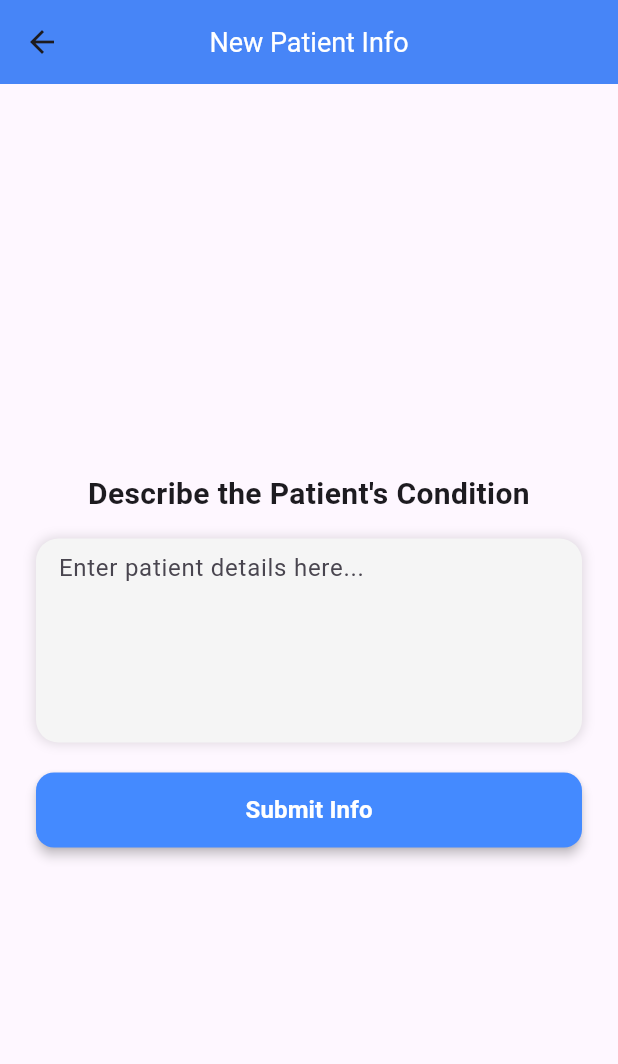
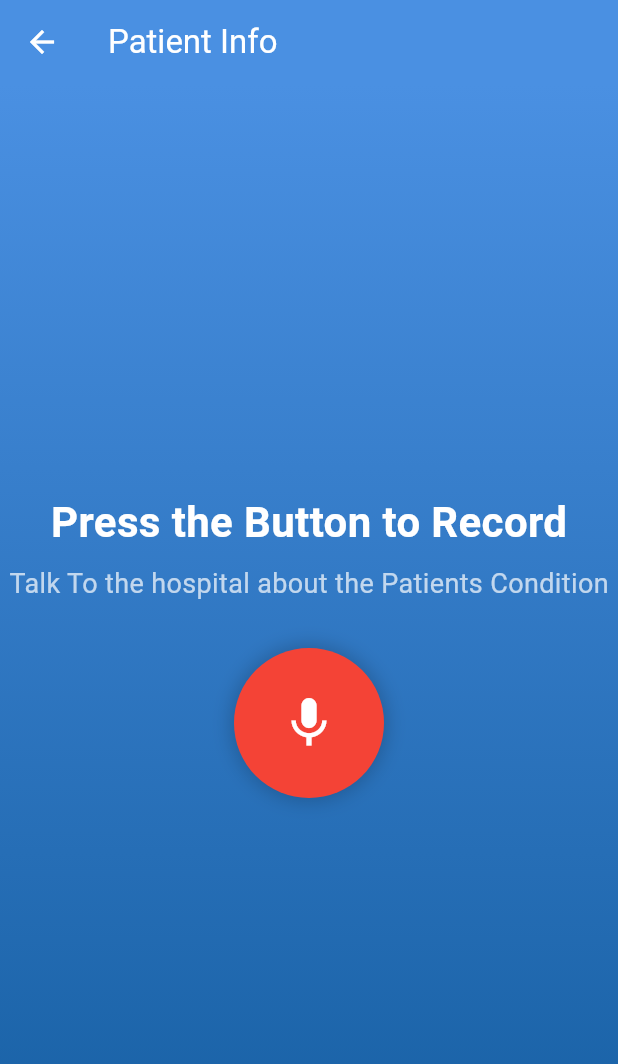
Before and after one commit to Raseelp/AIEmergency-App, a Flutter app: the SendPatientInfo screen opened directly, on a phone screen of 412 x 824 dp. Shown: the top 1064 px of the screen. Run offline on Flutter 3.47's test engine with Material 3 defaults, Android fonts, the phone set to English and light mode, and no system bars; our stand-ins replace flutter_local_notifications, flutter_map, fluttertoast, font_awesome_flutter, geolocator, latlong2 and 2 more; missing offline and left inert: flutter_sound; accounts and stored records are empty.

Commit message:
made the patient info audio

```diff
--- a/lib/Pages/Ambulance/send_patient_info.dart
+++ b/lib/Pages/Ambulance/send_patient_info.dart
@@ -1,9 +1,13 @@
 import 'dart:convert';
+import 'dart:io';
 import 'package:emergency_vehicle/Pages/Ambulance/ambulance_home.dart';
 import 'package:emergency_vehicle/Pages/User/home.dart';
 import 'package:flutter/material.dart';
+import 'package:flutter_sound/public/flutter_sound_recorder.dart';
 import 'package:http/http.dart' as http;
+import 'package:permission_handler/permission_handler.dart';
 import 'package:shared_preferences/shared_preferences.dart';
+import 'package:path_provider/path_provider.dart';
 
 class SendPatientInfo extends StatefulWidget {
   @override
@@ -12,152 +16,249 @@ class SendPatientInfo extends StatefulWidget {
 
 class _SendPatientInfoState extends State<SendPatientInfo> {
   final TextEditingController _patientInfoController = TextEditingController();
-  bool _isLoading = false;
+
+  FlutterSoundRecorder _recorder = FlutterSoundRecorder();
+  bool _isRecording = false;
+  bool _isUplading = false;
+
+  String? _filePath;
+
+  @override
+  void initState() {
+    _initializeRecorder();
+    super.initState();
+  }
+
   @override
   void dispose() {
     _patientInfoController.dispose();
+    _recorder.closeRecorder();
     super.dispose();
+  }
+
+  Future<void> _initializeRecorder() async {
+    await _recorder.openRecorder();
+    await Permission.microphone.request();
+  }
+
+  Future<void> _startRecording() async {
+    ScaffoldMessenger.of(context).showSnackBar(
+      const SnackBar(
+        backgroundColor: Colors.redAccent,
+        content: Text('Started Recording, Describe the patients condition...'),
+      ),
+    );
+    Directory tempDir = await getTemporaryDirectory();
+    String filePath = '${tempDir.path}/audio_message.aac';
+
+    await _recorder.startRecorder(toFile: filePath);
+    setState(() {
+      _isRecording = true;
+      _filePath = filePath;
+    });
+  }
+
+  Future<void> _stopRecording() async {
+    String? path = await _recorder.stopRecorder();
+    setState(() {
+      _isRecording = false;
+      _filePath = path;
+    });
   }
 
   @override
   Widget build(BuildContext context) {
     return Scaffold(
       appBar: AppBar(
-        title: const Text(
-          "New Patient Info",
-          style: TextStyle(color: Colors.white, fontSize: 18),
+        foregroundColor: Colors.white,
+        title:
+            const Text("Patient Info", style: TextStyle(color: Colors.white)),
+        backgroundColor: const Color(0xFF4A90E2),
       ),
-        centerTitle: true,
-        backgroundColor: Colors.blueAccent,
-        elevation: 4,
+      body: Container(
+        decoration: const BoxDecoration(
+          gradient: LinearGradient(
+            begin: Alignment.topCenter,
+            end: Alignment.bottomCenter,
+            colors: [Color(0xFF4A90E2), Color(0xFF145DA0)],
           ),
-      body: Padding(
-        padding: const EdgeInsets.all(24.0),
+        ),
+        child: Center(
           child: Column(
-          crossAxisAlignment: CrossAxisAlignment.center,
             mainAxisAlignment: MainAxisAlignment.center,
             children: [
-            const Text(
-              "Describe the Patient's Condition",
-              style: TextStyle(fontSize: 20, fontWeight: FontWeight.bold),
-              textAlign: TextAlign.center,
+              _isRecording
+                  ? const Text(
+                      "Recording...",
+                      style: TextStyle(
+                        fontSize: 28,
+                        fontWeight: FontWeight.bold,
+                        color: Colors.white,
                       ),
-            const SizedBox(height: 15),
-            Container(
-              decoration: BoxDecoration(
-                color: Colors.grey[100],
-                borderRadius: BorderRadius.circular(15),
-                boxShadow: [
-                  BoxShadow(
-                    color: Colors.black12,
-                    blurRadius: 6,
-                    spreadRadius: 1,
-                  ),
-                ],
-              ),
-              padding: const EdgeInsets.symmetric(horizontal: 15),
-              child: TextField(
-                controller: _patientInfoController,
-                maxLines: 5,
-                style: const TextStyle(fontSize: 16),
-                decoration: const InputDecoration(
-                  border: InputBorder.none,
-                  hintText: "Enter patient details here...",
-                ),
-              ),
-            ),
-            const SizedBox(height: 20),
-            SizedBox(
-              width: double.infinity,
-              height: 50,
-              child: ElevatedButton(
-                onPressed: _isLoading
-                    ? null
-                    : () async {
-                        final sh = await SharedPreferences.getInstance();
-                        String patient_info =
-                            _patientInfoController.text.trim();
-                        String url = sh.getString("url").toString();
-                        String lid = sh.getString("lid").toString();
-
-                        var data = await http.post(
-                          Uri.parse(url + "send_patient_info"),
-                          body: {'patient_info': patient_info, 'lid': lid},
-                        );
-                        var jasondata = json.decode(data.body);
-                        String status = jasondata['task'].toString();
-
-                        if (status == "ok") {
-                          Navigator.push(
-                              context,
-                              MaterialPageRoute(
-                                  builder: (context) => AmbulanceHome()));
-                        } else {
-                          print("error");
-                        }
-                      },
-                style: ElevatedButton.styleFrom(
-                  backgroundColor: Colors.blueAccent,
-                  shape: RoundedRectangleBorder(
-                    borderRadius: BorderRadius.circular(12),
-                  ),
-                  elevation: 3,
-                ),
-                child: _isLoading
-                    ? const CircularProgressIndicator(color: Colors.white)
+                    )
                   : const Text(
-                        "Submit Info",
+                      "Press the Button to Record",
                       style: TextStyle(
-                          fontSize: 16,
+                        fontSize: 28,
                         fontWeight: FontWeight.bold,
                         color: Colors.white,
                       ),
                     ),
+              const SizedBox(height: 8),
+              _isRecording
+                  ? const Text(
+                      "Explain the condition of the Patient",
+                      style: TextStyle(fontSize: 18, color: Colors.white70),
+                    )
+                  : const Text(
+                      "Talk To the hospital about the Patients Condition",
+                      style: TextStyle(fontSize: 18, color: Colors.white70),
                     ),
+              const SizedBox(height: 30),
+              GestureDetector(
+                  onTap: () {
+                    if (_isRecording) {
+                      _stopRecording(); // Stop recording and submit
+                      setState(() {
+                        _isUplading == true;
+                      });
+                      _uploadVoiceMessage(_isUplading);
+                    } else {
+                      _startRecording(); // Start recording
+                    }
+                  },
+                  child: _isRecording
+                      ? Container(
+                          width: 150, // Size of the circular button
+                          height: 150,
+                          decoration: BoxDecoration(
+                            color: Colors
+                                .green, // Change color based on recording state
+                            shape: BoxShape.circle, // Circular shape
+                            boxShadow: [
+                              BoxShadow(
+                                color: Colors.black.withOpacity(0.2),
+                                blurRadius: 10,
+                                spreadRadius: 2,
                               ),
                             ],
+                          ),
+                          child: Icon(
+                            _isRecording
+                                ? Icons.stop
+                                : Icons
+                                    .mic, // Change icon based on recording state
+                            color: Colors.white,
+                            size: 40,
+                          ),
+                        )
+                      : Container(
+                          width: 100, // Size of the circular button
+                          height: 100,
+                          decoration: BoxDecoration(
+                            color: Colors
+                                .red, // Change color based on recording state
+                            shape: BoxShape.circle, // Circular shape
+                            boxShadow: [
+                              BoxShadow(
+                                color: Colors.black.withOpacity(0.2),
+                                blurRadius: 10,
+                                spreadRadius: 2,
+                              ),
+                            ],
+                          ),
+                          child: Icon(
+                            _isRecording
+                                ? Icons.stop
+                                : Icons
+                                    .mic, // Change icon based on recording state
+                            color: Colors.white,
+                            size: 40,
+                          ),
+                        )),
+              const SizedBox(height: 20),
+              if (_isUplading)
+                const CircularProgressIndicator(), // Show a loading indicator while uploading
+            ],
+          ),
         ),
       ),
     );
   }
 
-  Future<void> _submitPatientInfo() async {
-    setState(() {
-      _isLoading = true;
-    });
+  Future<void> _uploadVoiceMessage(bool isUploading) async {
+    if (_filePath == null) {
+      ScaffoldMessenger.of(context).showSnackBar(
+        const SnackBar(content: Text('No voice message recorded!')),
+      );
+      return;
+    }
+    final sh = await SharedPreferences.getInstance();
 
-    final sh = await SharedPreferences.getInstance();
-    String patientInfo = _patientInfoController.text.trim();
     String url = sh.getString("url").toString();
     String lid = sh.getString("lid").toString();
 
-    try {
-      var response = await http.post(
-        Uri.parse("$url/send_patient_info"),
-        body: {'patient_info': patientInfo, 'lid': lid},
+    var uri = Uri.parse(url! + 'upload_voice_message/');
+
+    var request = http.MultipartRequest('POST', uri)
+      ..fields['lid'] = lid
+      ..files
+          .add(await http.MultipartFile.fromPath('voice_message', _filePath!));
+
+    var response = await request.send();
+
+    if (response.statusCode == 201) {
+      setState(() {
+        isUploading == false;
+      });
+      ScaffoldMessenger.of(context).showSnackBar(
+        const SnackBar(
+            backgroundColor: Colors.green,
+            content: Text('Voice message uploaded successfully!')),
       );
-
-      var jsonData = json.decode(response.body);
-      String status = jsonData['task'].toString();
-
-      if (status == "ok") {
-        ScaffoldMessenger.of(context).showSnackBar(
-          SnackBar(content: Text("Patient info submitted successfully!")),
-        );
-        Navigator.pushReplacementNamed(context, "/ambulanceHome");
     } else {
-        ScaffoldMessenger.of(context).showSnackBar(
-          SnackBar(content: Text("Error submitting patient info!")),
-        );
-      }
-    } catch (e) {
-      ScaffoldMessenger.of(context).showSnackBar(
-        SnackBar(content: Text("Network error, please try again.")),
-      );
-    } finally {
-      setState(() {
-        _isLoading = false;
-      });
+      print('Error uploading voice message');
     }
   }
+
+//   Future<void> _submitPatientInfo() async {
+//     setState(() {
+//       _isLoading = true;
+//     });
+
+  // final sh = await SharedPreferences.getInstance();
+  // String patientInfo = _patientInfoController.text.trim();
+  // String url = sh.getString("url").toString();
+  // String lid = sh.getString("lid").toString();
+
+//     try {
+//       var response = await http.post(
+//         Uri.parse("$url/send_patient_info"),
+//         body: {'patient_info': patientInfo, 'lid': lid},
+//       );
+
+//       var jsonData = json.decode(response.body);
+//       String status = jsonData['task'].toString();
+
+//       if (status == "ok") {
+//         ScaffoldMessenger.of(context).showSnackBar(
+//           SnackBar(content: Text("Patient info submitted successfully!")),
+//         );
+//         Navigator.pushReplacementNamed(context, "/ambulanceHome");
+//       } else {
+//         ScaffoldMessenger.of(context).showSnackBar(
+//           SnackBar(content: Text("Error submitting patient info!")),
+//         );
+//       }
+//     } catch (e) {
+//       ScaffoldMessenger.of(context).showSnackBar(
+//         SnackBar(content: Text("Network error, please try again.")),
+//       );
+//     } finally {
+//       setState(() {
+//         _isLoading = false;
+//       });
+//     }
+//   }
+// }
 }
--- a/pubspec.yaml
+++ b/pubspec.yaml
@@ -46,6 +46,7 @@ dependencies:
   flutter_map: ^7.0.2
   latlong2: ^0.9.1
   flutter_local_notifications: ^18.0.1
+  flutter_sound: ^9.25.9
 
   # sensors:
 dev_dependencies:
```
Also changed, not shown: lib/Pages/Ambulance/ambulance_home.dart (+2 -5 lines), pubspec.lock, 5 other files. Lines whose indentation alone changed are shown as unchanged.
